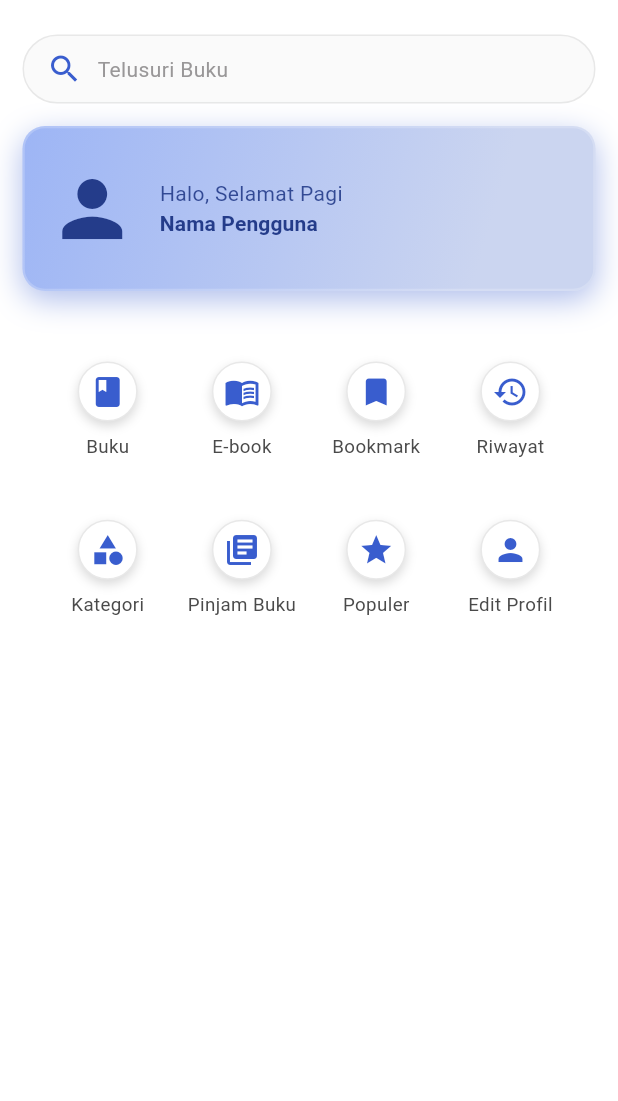
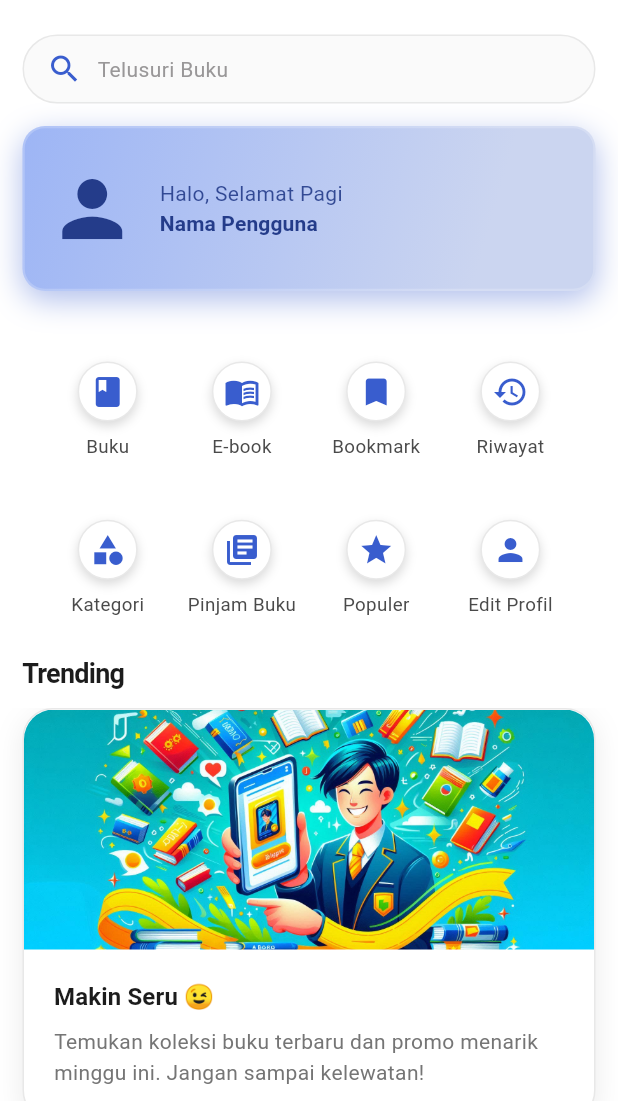
Before and after one commit to kfzrvn/project-candil, a Flutter app: the screen it shows after launch, on a phone screen of 412 x 824 dp, the part 135-1236 px from its top. Run offline on Flutter 3.47's test engine with Material 3 defaults, Android fonts, the phone set to English and light mode, and no system bars; Roboto replaces fonts that are missing (SF-Pro-Display).

Commit message:
Fix Homepage

```diff
--- a/lib/pages/beranda.dart
+++ b/lib/pages/beranda.dart
@@ -7,10 +7,14 @@
 
   @override
   Widget build(BuildContext context) {
-    return SingleChildScrollView(
-      child: Column(
+    return Column(
+      crossAxisAlignment: CrossAxisAlignment.start,
       children: [
-          // SEARCH BAR
+        // =========================================
+        // BAGIAN FIXED (HEADER + JUDUL TRENDING)
+        // =========================================
+
+        // 1. SEARCH BAR
         Padding(
           padding: const EdgeInsets.only(top: 23, left: 15, right: 15),
           child: Container(
@@ -33,30 +37,24 @@
           ),
         ),
 
-          // BANNER (MODIFIKASI: GRADASI & WARNA PUTIH)
-          // BANNER (GRADASI LEBIH INTENS)
+        // 2. BANNER PROFILE
         Padding(
           padding: const EdgeInsets.all(15),
           child: Container(
             height: 110,
             decoration: BoxDecoration(
-                // [MODIFIKASI] Gradasi lebih kontras (Intens)
               gradient: LinearGradient(
                 begin: Alignment.topLeft,
                 end: Alignment.bottomRight,
                 colors: [
-                    // Opacity 0.5 membuat warna awal jauh lebih muda/terang
-                    // sehingga kontras dengan warna akhir (efek kilat lebih kuat)
                   Color.fromARGB(255, 157, 181, 245),
                   Color.fromARGB(255, 203, 213, 240),
                 ],
-                  // Mengatur titik perpindahan agar cahaya fokus di pojok kiri atas
                 stops: const [0.0, 0.8],
               ),
               borderRadius: BorderRadius.circular(15),
-                // Border putih tipis transparan untuk mempercantik
-                border: Border.all(
-                    color: Colors.white.withOpacity(0.2), width: 1.5),
+              border:
+                  Border.all(color: Colors.white.withOpacity(0.2), width: 1.5),
               boxShadow: [
                 BoxShadow(
                   color: blue3.withOpacity(0.4),
@@ -68,18 +66,15 @@
             child: Row(
               children: [
                 const SizedBox(width: 15),
-                  // Icon User Putih
                 Icon(Icons.person, size: 60, color: blue1),
                 const SizedBox(width: 15),
                 Column(
                   mainAxisAlignment: MainAxisAlignment.center,
                   crossAxisAlignment: CrossAxisAlignment.start,
                   children: [
-                      // Teks Putih
                     Text(
                       'Halo, Selamat Pagi',
-                        style:
-                            regular14.copyWith(color: blue1.withOpacity(0.9)),
+                      style: regular14.copyWith(color: blue1.withOpacity(0.9)),
                     ),
                     Text(
                       'Nama Pengguna',
@@ -92,7 +87,7 @@
           ),
         ),
 
-          // MENU ICONS
+        // 3. MENU ICONS
         Padding(
           padding: const EdgeInsets.only(left: 27, right: 27, top: 32),
           child: GridView.count(
@@ -136,8 +131,91 @@
             }).toList(),
           ),
         ),
+
+        // 4. JUDUL TRENDING (PINDAH KE SINI AGAR FIXED/DIAM)
+        Padding(
+          // Atur jarak atas dari menu icon (30) dan bawah ke kartu (10)
+          padding: const EdgeInsets.fromLTRB(15, 0, 15, 10),
+          child: Text(
+            "Trending",
+            style: bold18.copyWith(color: dark1),
+          ),
+        ),
+
+        // =========================================
+        // BAGIAN SCROLLABLE (HANYA KARTU)
+        // =========================================
+
+        Expanded(
+          child: SingleChildScrollView(
+            padding: const EdgeInsets.fromLTRB(
+                15, 0, 15, 30), // Top 0 karena judul sudah di luar
+            child: Column(
+              children: [
+                // KARTU UTAMA
+                Container(
+                  width: double.infinity,
+                  decoration: BoxDecoration(
+                    color: Colors.white,
+                    borderRadius: BorderRadius.circular(20),
+                    border: Border.all(color: const Color(0xFFE8E8E8)),
+                    boxShadow: [
+                      BoxShadow(
+                        color: Colors.black.withOpacity(0.08),
+                        blurRadius: 15,
+                        offset: const Offset(0, 5),
+                      ),
                     ],
                   ),
+                  child: Column(
+                    crossAxisAlignment: CrossAxisAlignment.start,
+                    children: [
+                      // BAGIAN A: GAMBAR
+                      Container(
+                        width: double.infinity,
+                        height: 160,
+                        decoration: const BoxDecoration(
+                          borderRadius:
+                              BorderRadius.vertical(top: Radius.circular(20)),
+                          image: DecorationImage(
+                            image: AssetImage('assets/images/news1.jpg'),
+                            fit: BoxFit.cover,
+                          ),
+                        ),
+                      ),
+
+                      // BAGIAN B: TEKS KETERANGAN
+                      Padding(
+                        padding: const EdgeInsets.all(20),
+                        child: Column(
+                          crossAxisAlignment: CrossAxisAlignment.start,
+                          children: [
+                            Text(
+                              "Makin Seru 😉",
+                              style: semibold14.copyWith(
+                                  fontSize: 16,
+                                  color: dark1,
+                                  fontWeight: FontWeight.w700),
+                            ),
+                            const SizedBox(height: 8),
+                            Text(
+                              "Temukan koleksi buku terbaru dan promo menarik minggu ini. Jangan sampai kelewatan!",
+                              style: regular14.copyWith(
+                                color: const Color(0xFF757575),
+                                height: 1.5,
+                              ),
+                            ),
+                          ],
+                        ),
+                      ),
+                    ],
+                  ),
+                ),
+              ],
+            ),
+          ),
+        ),
+      ],
     );
   }
 }
```
Also changed, not shown: assets/images/news1.jpg (added). Lines whose indentation alone changed are shown as unchanged.
